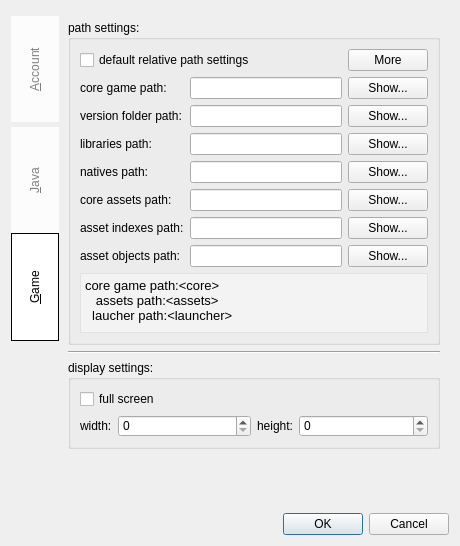
The window that Kaminec/UI/preference.ui (kaniol-lck/Kaminec) describes before a commit, drawn with Qt 5.
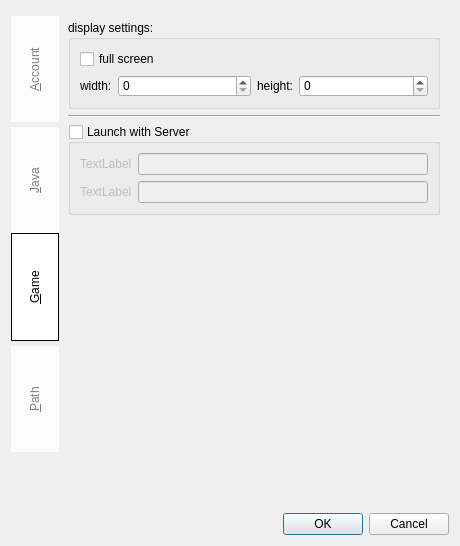
The same window after the commit. The open tabs and pages were chosen to show the change.

```diff
--- a/Kaminec/UI/preference.ui
+++ b/Kaminec/UI/preference.ui
@@ -354,8 +354,140 @@
       <attribute name="title">
        <string>&amp;Game</string>
       </attribute>
-      <layout class="QVBoxLayout" name="verticalLayout_4">
-       <item>
+      <layout class="QGridLayout" name="gridLayout_11">
+       <item row="0" column="0">
+        <widget class="QGroupBox" name="groupBox_6">
+         <property name="title">
+          <string>display settings:</string>
+         </property>
+         <layout class="QGridLayout" name="gridLayout">
+          <item row="1" column="1">
+           <layout class="QHBoxLayout" name="horizontalLayout_6">
+            <item>
+             <widget class="QLabel" name="height_label">
+              <property name="text">
+               <string>height:</string>
+              </property>
+              <property name="buddy">
+               <cstring>height_sb</cstring>
+              </property>
+             </widget>
+            </item>
+            <item>
+             <widget class="QSpinBox" name="height_sb">
+              <property name="sizePolicy">
+               <sizepolicy hsizetype="Expanding" vsizetype="Fixed">
+                <horstretch>0</horstretch>
+                <verstretch>0</verstretch>
+               </sizepolicy>
+              </property>
+              <property name="maximum">
+               <number>999999999</number>
+              </property>
+             </widget>
+            </item>
+           </layout>
+          </item>
+          <item row="1" column="0">
+           <layout class="QHBoxLayout" name="horizontalLayout_3">
+            <item>
+             <widget class="QLabel" name="width_label">
+              <property name="text">
+               <string>width:</string>
+              </property>
+              <property name="buddy">
+               <cstring>width_sb</cstring>
+              </property>
+             </widget>
+            </item>
+            <item>
+             <widget class="QSpinBox" name="width_sb">
+              <property name="sizePolicy">
+               <sizepolicy hsizetype="Expanding" vsizetype="Fixed">
+                <horstretch>0</horstretch>
+                <verstretch>0</verstretch>
+               </sizepolicy>
+              </property>
+              <property name="maximum">
+               <number>999999999</number>
+              </property>
+             </widget>
+            </item>
+           </layout>
+          </item>
+          <item row="0" column="0" colspan="2">
+           <widget class="QCheckBox" name="fullScreen_checkBox">
+            <property name="text">
+             <string>full screen</string>
+            </property>
+           </widget>
+          </item>
+         </layout>
+        </widget>
+       </item>
+       <item row="1" column="0">
+        <widget class="Line" name="line_3">
+         <property name="orientation">
+          <enum>Qt::Horizontal</enum>
+         </property>
+        </widget>
+       </item>
+       <item row="2" column="0">
+        <widget class="QGroupBox" name="groupBox_8">
+         <property name="title">
+          <string>Launch with Server</string>
+         </property>
+         <property name="checkable">
+          <bool>true</bool>
+         </property>
+         <property name="checked">
+          <bool>false</bool>
+         </property>
+         <layout class="QGridLayout" name="gridLayout_10">
+          <item row="0" column="0">
+           <widget class="QLabel" name="label">
+            <property name="text">
+             <string>TextLabel</string>
+            </property>
+           </widget>
+          </item>
+          <item row="0" column="1">
+           <widget class="QLineEdit" name="lineEdit"/>
+          </item>
+          <item row="1" column="0">
+           <widget class="QLabel" name="label_2">
+            <property name="text">
+             <string>TextLabel</string>
+            </property>
+           </widget>
+          </item>
+          <item row="1" column="1">
+           <widget class="QLineEdit" name="lineEdit_2"/>
+          </item>
+         </layout>
+        </widget>
+       </item>
+       <item row="3" column="0">
+        <spacer name="verticalSpacer_3">
+         <property name="orientation">
+          <enum>Qt::Vertical</enum>
+         </property>
+         <property name="sizeHint" stdset="0">
+          <size>
+           <width>20</width>
+           <height>193</height>
+          </size>
+         </property>
+        </spacer>
+       </item>
+      </layout>
+     </widget>
+     <widget class="QWidget" name="tab">
+      <attribute name="title">
+       <string>&amp;Path</string>
+      </attribute>
+      <layout class="QGridLayout" name="gridLayout_3">
+       <item row="0" column="0">
         <widget class="QGroupBox" name="groupBox_2">
          <property name="title">
           <string>path settings:</string>
@@ -619,96 +751,6 @@
          </layout>
         </widget>
        </item>
-       <item>
-        <widget class="Line" name="line_3">
-         <property name="orientation">
-          <enum>Qt::Horizontal</enum>
-         </property>
-        </widget>
-       </item>
-       <item>
-        <widget class="QGroupBox" name="groupBox_6">
-         <property name="title">
-          <string>display settings:</string>
-         </property>
-         <layout class="QGridLayout" name="gridLayout">
-          <item row="1" column="1">
-           <layout class="QHBoxLayout" name="horizontalLayout_6">
-            <item>
-             <widget class="QLabel" name="height_label">
-              <property name="text">
-               <string>height:</string>
-              </property>
-              <property name="buddy">
-               <cstring>height_sb</cstring>
-              </property>
-             </widget>
-            </item>
-            <item>
-             <widget class="QSpinBox" name="height_sb">
-              <property name="sizePolicy">
-               <sizepolicy hsizetype="Expanding" vsizetype="Fixed">
-                <horstretch>0</horstretch>
-                <verstretch>0</verstretch>
-               </sizepolicy>
-              </property>
-              <property name="maximum">
-               <number>999999999</number>
-              </property>
-             </widget>
-            </item>
-           </layout>
-          </item>
-          <item row="1" column="0">
-           <layout class="QHBoxLayout" name="horizontalLayout_3">
-            <item>
-             <widget class="QLabel" name="width_label">
-              <property name="text">
-               <string>width:</string>
-              </property>
-              <property name="buddy">
-               <cstring>width_sb</cstring>
-              </property>
-             </widget>
-            </item>
-            <item>
-             <widget class="QSpinBox" name="width_sb">
-              <property name="sizePolicy">
-               <sizepolicy hsizetype="Expanding" vsizetype="Fixed">
-                <horstretch>0</horstretch>
-                <verstretch>0</verstretch>
-               </sizepolicy>
-              </property>
-              <property name="maximum">
-               <number>999999999</number>
-              </property>
-             </widget>
-            </item>
-           </layout>
-          </item>
-          <item row="0" column="0" colspan="2">
-           <widget class="QCheckBox" name="fullScreen_checkBox">
-            <property name="text">
-             <string>full screen</string>
-            </property>
-           </widget>
-          </item>
-         </layout>
-        </widget>
-       </item>
-       <item>
-        <spacer name="verticalSpacer_3">
-         <property name="orientation">
-          <enum>Qt::Vertical</enum>
-         </property>
-         <property name="sizeHint" stdset="0">
-          <size>
-           <width>20</width>
-           <height>193</height>
-          </size>
-         </property>
-        </spacer>
-       </item>
       </layout>
      </widget>
     </widget>
```
Left out of the diff: 107 changed lines with no effect on the pictures.
